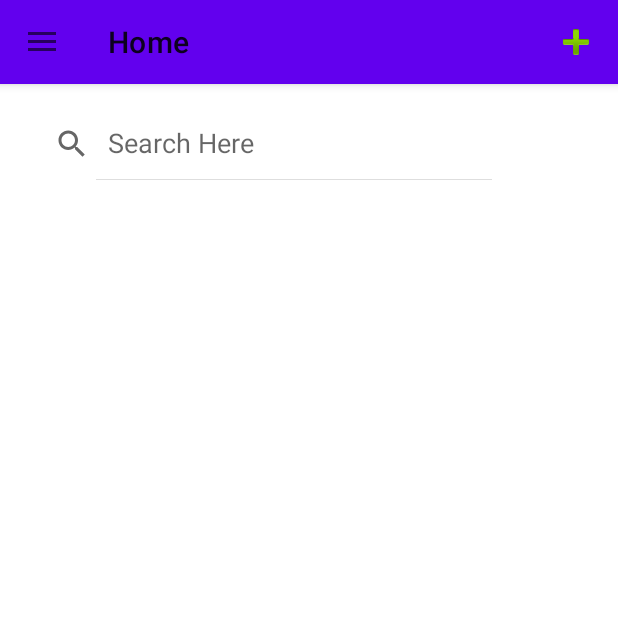
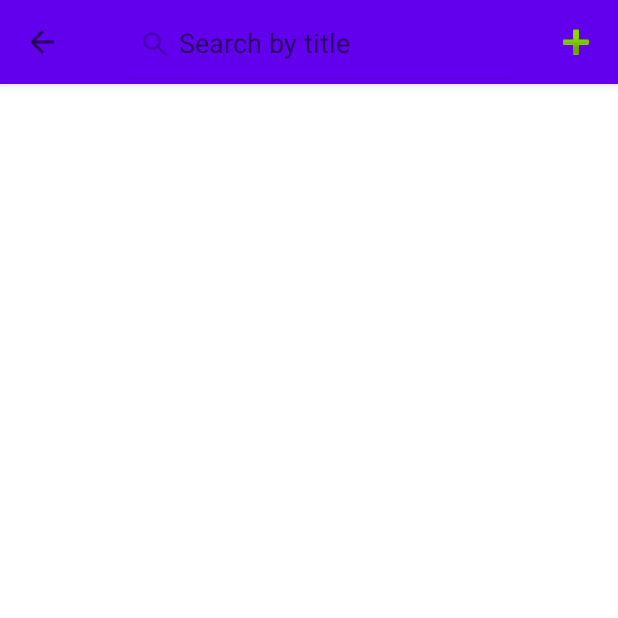
Before and after one commit to Kianmhz/Mobile_Lab, an Android app: the screen it shows after launch (MainActivity), on a phone screen of 412 x 824 dp, the top half of it. Run offline under Robolectric (Android 15) with nearby library versions, the phone set to English and light mode, and no system bars.

Commit message:
Finished todo app - main activity, task model, layouts, menu

```diff
--- a/app/src/main/AndroidManifest.xml
+++ b/app/src/main/AndroidManifest.xml
@@ -11,19 +11,20 @@
         android:roundIcon="@mipmap/ic_launcher_round"
         android:supportsRtl="true"
         android:theme="@style/Theme.ToDo">
+
         <activity
             android:name=".MainActivity"
             android:exported="true">
             <intent-filter>
                 <action android:name="android.intent.action.MAIN" />
-
                 <category android:name="android.intent.category.LAUNCHER" />
             </intent-filter>
         </activity>
+
         <activity
             android:name=".AddNoteActivity"
             android:exported="false"
-            android:label="Add Note"/>
+            android:label="Add Note" />
     </application>
 
 </manifest>
--- a/app/src/main/java/com/example/todo/MainActivity.kt
+++ b/app/src/main/java/com/example/todo/MainActivity.kt
@@ -2,18 +2,23 @@ package com.example.todo
 
 import android.content.ContentValues
 import android.content.Context
-import android.os.Bundle
-import androidx.appcompat.app.ActionBarDrawerToggle
-import androidx.appcompat.app.AppCompatActivity
-import androidx.appcompat.widget.Toolbar
-import androidx.drawerlayout.widget.DrawerLayout
-import com.google.android.material.navigation.NavigationView
 import android.content.Intent
 import android.database.sqlite.SQLiteDatabase
 import android.database.sqlite.SQLiteOpenHelper
+import android.os.Build
+import android.os.Bundle
+import android.view.Menu
+import android.view.MenuItem
 import androidx.activity.result.contract.ActivityResultContracts
+import androidx.annotation.RequiresApi
+import androidx.appcompat.app.ActionBarDrawerToggle
+import androidx.appcompat.app.AppCompatActivity
+import androidx.appcompat.widget.SearchView
+import androidx.appcompat.widget.Toolbar
+import androidx.drawerlayout.widget.DrawerLayout
 import androidx.recyclerview.widget.LinearLayoutManager
 import androidx.recyclerview.widget.RecyclerView
+import com.google.android.material.navigation.NavigationView
 
 class MainActivity : AppCompatActivity() {
 
@@ -38,7 +43,7 @@ class MainActivity : AppCompatActivity() {
             val color = result.data!!.getIntExtra("color", 0xFF90CAF9.toInt())
 
             insert(title = title, note = desc, createdAt = date, color = color)
-            refresh() // TODO: update RecyclerView / UI here
+            refresh()
         }
     }
 
@@ -64,8 +69,7 @@ class MainActivity : AppCompatActivity() {
         // DB helper inside Main
         dbHelper = DbHelper(this)
 
-        //recyclerView
-
+        // RecyclerView
         val recyclerView = findViewById<RecyclerView>(R.id.tasks_arr)
         adapter = TaskAdapter(emptyList())
         recyclerView.adapter = adapter
@@ -81,22 +85,34 @@ class MainActivity : AppCompatActivity() {
         }
     }
 
-    override fun onCreateOptionsMenu(menu: android.view.Menu): Boolean {
+    // --- App Bar Menu (Search + Add) ---
+    @RequiresApi(Build.VERSION_CODES.HONEYCOMB)
+    override fun onCreateOptionsMenu(menu: Menu): Boolean {
         menuInflater.inflate(R.menu.menu_main, menu)
-        val searchItem = menu.findItem(R.id.searchBar)
-        val sv = searchItem?.actionView as? androidx.appcompat.widget.SearchView
-        sv?.setOnQueryTextListener(object : androidx.appcompat.widget.SearchView.OnQueryTextListener {
-            override fun onQueryTextSubmit(q: String?) = false
+
+        val searchItem = menu.findItem(R.id.action_search)
+
+        val sv = searchItem?.actionView as? SearchView
+
+        sv?.queryHint = "Search by title"
+        // expand so typing works immediately (optional)
+        searchItem?.expandActionView()
+        sv?.isIconified = false
+
+        sv?.setOnQueryTextListener(object : SearchView.OnQueryTextListener {
+            override fun onQueryTextSubmit(q: String?): Boolean {
+                adapter.submitList(if (q.isNullOrBlank()) allTasks() else searchTasksByTitle(q))
+                return true
+            }
             override fun onQueryTextChange(newText: String?): Boolean {
-                val data = if (newText.isNullOrBlank()) all() else search(newText)
-                // TODO: adapter.submitList(data)
+                adapter.submitList(if (newText.isNullOrBlank()) allTasks() else searchTasksByTitle(newText))
                 return true
             }
         })
         return true
     }
 
-    override fun onOptionsItemSelected(item: android.view.MenuItem): Boolean {
+    override fun onOptionsItemSelected(item: MenuItem): Boolean {
         return when (item.itemId) {
             R.id.action_add -> {
                 addNoteLauncher.launch(Intent(this, AddNoteActivity::class.java))
@@ -122,6 +138,8 @@ class MainActivity : AppCompatActivity() {
                 )
                 """.trimIndent()
             )
+            // Optional index for faster LIKE searches on title
+            db.execSQL("CREATE INDEX IF NOT EXISTS idx_tasks_title ON tasks(title)")
         }
         override fun onUpgrade(db: SQLiteDatabase, oldV: Int, newV: Int) {
             db.execSQL("DROP TABLE IF EXISTS tasks")
@@ -143,9 +161,14 @@ class MainActivity : AppCompatActivity() {
     private fun all(): List<Map<String, Any>> =
         query("SELECT * FROM tasks ORDER BY created_at DESC", null)
 
+    // Case-insensitive title search
     private fun search(q: String): List<Map<String, Any>> =
-        query("SELECT * FROM tasks WHERE title LIKE ? ORDER BY created_at DESC", arrayOf("%$q%"))
+        query(
+            "SELECT * FROM tasks WHERE title LIKE ? COLLATE NOCASE ORDER BY created_at DESC",
+            arrayOf("%$q%")
+        )
 
+    @RequiresApi(Build.VERSION_CODES.JELLY_BEAN)
     private fun query(sql: String, args: Array<String>?): List<Map<String, Any>> {
         val db = dbHelper.readableDatabase
         val c = db.rawQuery(sql, args)
@@ -170,7 +193,8 @@ class MainActivity : AppCompatActivity() {
         }
         return res
     }
-//helper function
+
+    // Map all rows → Task
     private fun allTasks(): List<Task> {
         return all().map {
             Task(
@@ -184,12 +208,21 @@ private fun allTasks(): List<Task> {
         }
     }
 
+    // Map search rows → Task
+    private fun searchTasksByTitle(q: String): List<Task> {
+        return search(q).map {
+            Task(
+                id = it["_id"] as Long,
+                title = it["title"] as String,
+                note = it["note"] as String,
+                color = it["color"] as Int,
+                createdAt = it["created_at"] as Long,
+                done = it["done"] as Boolean
+            )
+        }
+    }
 
     private fun refresh() {
-        val tasks = allTasks()
-        adapter.submitList(tasks)
-
-
-        // TODO: adapter.submitList(...) or rebuild visible list.
+        adapter.submitList(allTasks())
     }
 }
--- a/app/src/main/java/com/example/todo/Task.kt
+++ b/app/src/main/java/com/example/todo/Task.kt
@@ -6,5 +6,5 @@ data class Task(
     val note: String,
     val color: Int,
     val createdAt: Long,
-    val done: Boolean
+    val done: Boolean = false,
 )
--- a/app/src/main/res/layout/activity_main.xml
+++ b/app/src/main/res/layout/activity_main.xml
@@ -27,12 +27,6 @@
                 android:layout_height="wrap_content"
                 android:padding="16dp">
 
-                <SearchView
-                    android:id="@+id/searchBar"
-                    android:layout_width="wrap_content"
-                    android:layout_height="wrap_content"
-                    android:iconifiedByDefault="false"
-                    android:queryHint="Search Here" />
 
                 <androidx.recyclerview.widget.RecyclerView
                     android:id="@+id/tasks_arr"
--- a/app/src/main/res/menu/menu_main.xml
+++ b/app/src/main/res/menu/menu_main.xml
@@ -1,8 +1,17 @@
+<?xml version="1.0" encoding="utf-8"?>
 <menu xmlns:android="http://schemas.android.com/apk/res/android"
     xmlns:app="http://schemas.android.com/apk/res-auto">
+
+    <item
+        android:id="@+id/action_search"
+        android:title="Search"
+        android:icon="@android:drawable/ic_menu_search"
+        app:showAsAction="ifRoom|collapseActionView"
+        app:actionViewClass="androidx.appcompat.widget.SearchView" />
+
     <item
         android:id="@+id/action_add"
-        android:title="@string/menu_add"
+        android:title="Add"
         android:icon="@android:drawable/ic_input_add"
         app:showAsAction="always" />
 </menu>
```
Also changed, not shown: 1 other file. Lines whose indentation alone changed are shown as unchanged.
